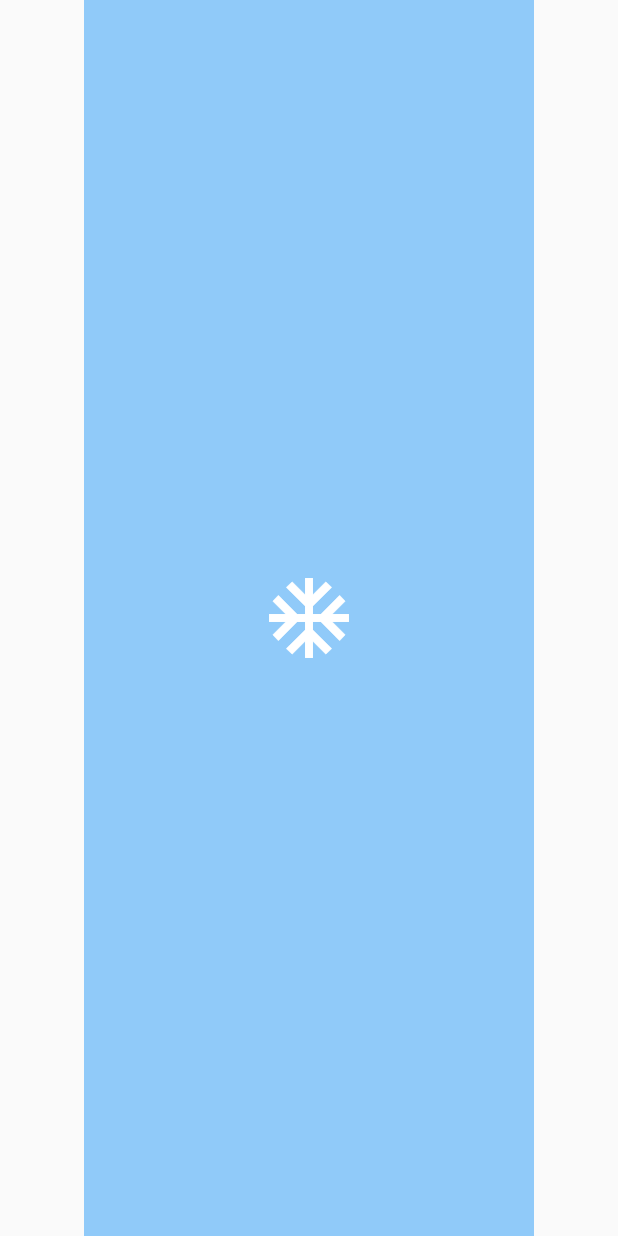
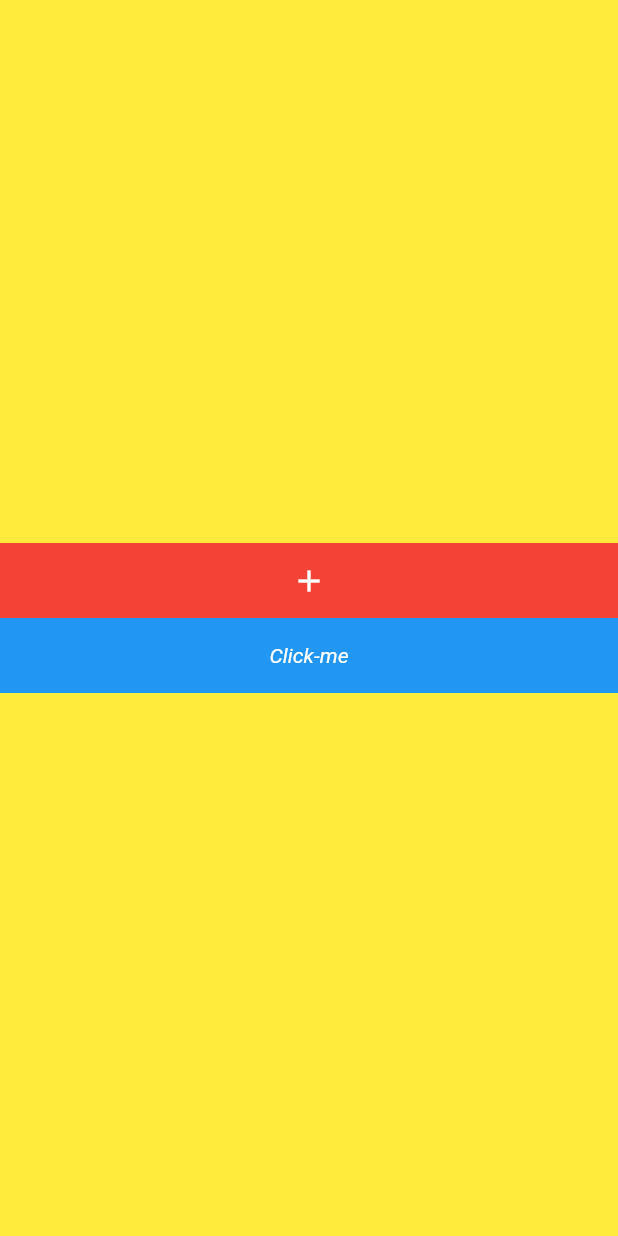
Before and after one commit to from-bottom-to-the-top/aula-flutter, a Flutter app: the screen it shows after launch, on a phone screen of 412 x 824 dp. Run offline on Flutter 3.47's test engine with Material 2 defaults, Android fonts, the light colour scheme and no system bars.

Commit message:
catalogo Column  widget add

```diff
--- a/lib/main.dart
+++ b/lib/main.dart
@@ -1,7 +1,7 @@
 import 'package:flutter/material.dart';
 
 void main() {
-  runApp(MyApp());
+  runApp(MyAppWithColumn());
 }
 
 class MyApp extends StatelessWidget {
@@ -62,3 +62,54 @@ Widget iconWidget() {
     size: 64,
   ));
 }
+
+class MyAppWithColumn extends StatelessWidget {
+  @override
+  Widget build(BuildContext context) {
+    return MaterialApp(
+      theme: ThemeData(primarySwatch: Colors.green),
+      title: "Material app with column",
+      home: Scaffold(
+        body: BaseWidget(),
+      ),
+    );
+  }
+}
+
+class BaseWidget extends StatelessWidget {
+  @override
+  Widget build(BuildContext context) {
+    return Container(
+      color: Colors.yellow,
+      child: Column(
+        mainAxisAlignment: MainAxisAlignment.center,
+        children: <Widget>[ButtonWithIcon(), ButtonWithText()],
+      ),
+    );
+  }
+}
+
+class ButtonWithIcon extends StatelessWidget {
+  Widget build(BuildContext context) {
+    return Container(
+      color: Colors.red,
+      width: double.infinity,
+      height: 50,
+      alignment: Alignment.center,
+      child: Icon(Icons.add, color: Colors.white),
+    );
+  }
+}
+
+class ButtonWithText extends StatelessWidget {
+  Widget build(BuildContext context) {
+    return Container(
+      color: Colors.blue,
+      width: double.infinity,
+      height: 50,
+      alignment: Alignment.center,
+      child: Text("Click-me",
+          style: TextStyle(fontStyle: FontStyle.italic, color: Colors.white)),
+    );
+  }
+}
```
